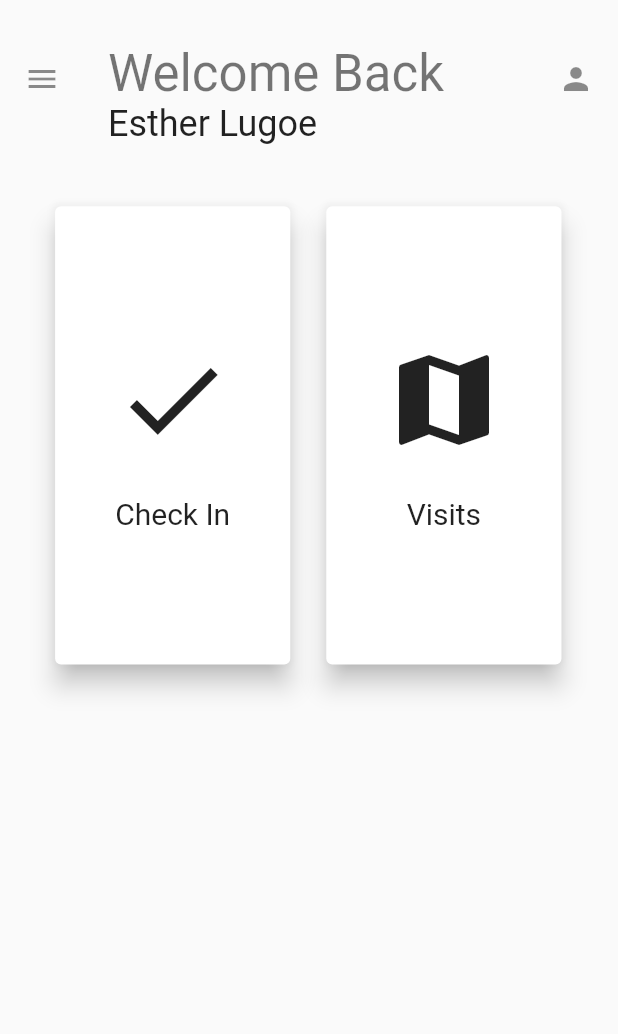
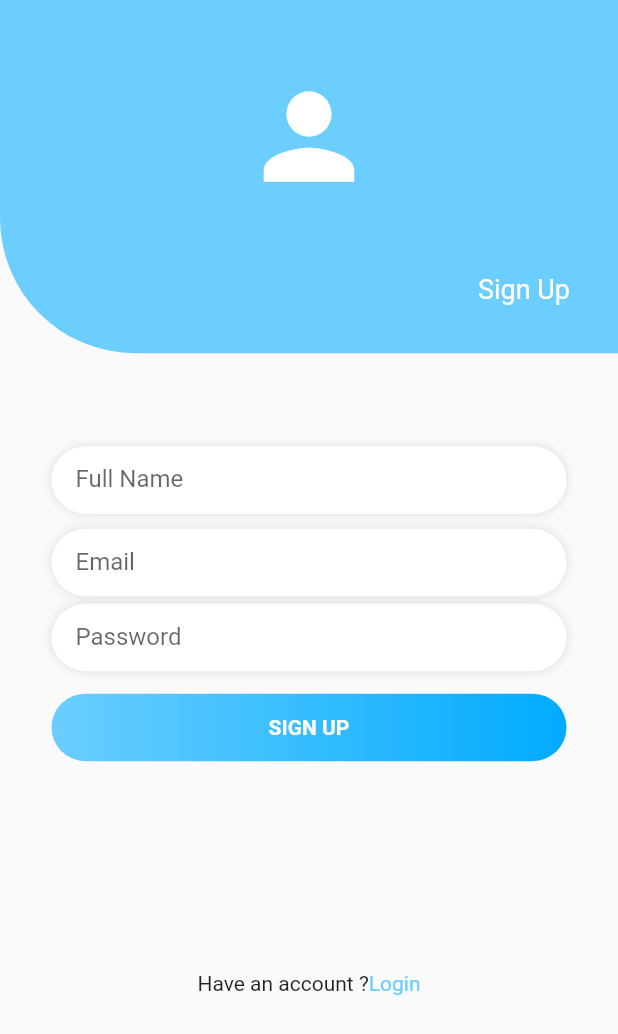
Before and after one commit to Jossiah-Oscar/serencis_sales, a Flutter app: the screen it shows after launch, on a phone screen of 412 x 824 dp. Shown: the top 1034 px of the screen. Run offline on Flutter 3.47's test engine with Material 2 defaults, Android fonts, the light colour scheme and no system bars; our stand-ins replace cloud_firestore, firebase_core, firebase_storage, flutter_form_builder, location; accounts and stored records are empty.

Commit message:
signup page working

```diff
--- a/lib/main.dart
+++ b/lib/main.dart
@@ -4,6 +4,7 @@ import 'package:firebase_core/firebase_core.dart';
 import 'package:flutter/material.dart';
 import 'package:provider/provider.dart';
 import 'package:serensic_sale/database/database.dart';
+import 'package:serensic_sale/screens/authentication/signup.dart';
 import 'package:serensic_sale/screens/checkin/checkin.dart';
 
 Future<void> main() async {
@@ -31,7 +32,7 @@ class MyApp extends StatelessWidget {
           theme: ThemeData(
             primarySwatch: Colors.blue,
           ),
-          home: const MyHomePage(),
+          home: const SignupPage(),
         ));
   }
 }
--- /dev/null
+++ b/lib/screens/authentication/signup.dart
@@ -0,0 +1,212 @@
+// ignore_for_file: prefer_const_constructors, prefer_const_literals_to_create_immutables, avoid_unnecessary_containers
+
+import 'package:flutter/material.dart';
+import 'package:flutter/services.dart';
+
+class SignupPage extends StatefulWidget {
+  const SignupPage({Key? key}) : super(key: key);
+
+  @override
+  _SignupPageState createState() => _SignupPageState();
+}
+
+class _SignupPageState extends State<SignupPage> {
+  @override
+  // void initState() {
+  //   SystemChrome.setEnabledSystemUIOverlays([]);
+  //   super.initState();
+  // }
+
+  @override
+  Widget build(BuildContext context) {
+    return GestureDetector(
+      onTap: () {
+        FocusScopeNode currentFocus = FocusScope.of(context);
+
+        if (!currentFocus.hasPrimaryFocus) {
+          currentFocus.unfocus();
+        }
+      },
+      child: Scaffold(
+        body: Container(
+          child: ListView(
+            children: <Widget>[
+              Container(
+                width: MediaQuery.of(context).size.width,
+                height: MediaQuery.of(context).size.height / 3.5,
+                decoration: BoxDecoration(
+                    gradient: LinearGradient(
+                      begin: Alignment.topCenter,
+                      end: Alignment.bottomCenter,
+                      colors: [Color(0xff6bceff), Color(0xff6bceff)],
+                    ),
+                    borderRadius:
+                        BorderRadius.only(bottomLeft: Radius.circular(90))),
+                child: Column(
+                  mainAxisAlignment: MainAxisAlignment.center,
+                  children: <Widget>[
+                    Spacer(),
+                    Align(
+                      alignment: Alignment.center,
+                      child: Icon(
+                        Icons.person,
+                        size: 90,
+                        color: Colors.white,
+                      ),
+                    ),
+                    Spacer(),
+                    Align(
+                      alignment: Alignment.bottomRight,
+                      child: Padding(
+                        padding: const EdgeInsets.only(bottom: 32, right: 32),
+                        child: Text(
+                          'Sign Up',
+                          style: TextStyle(color: Colors.white, fontSize: 18),
+                        ),
+                      ),
+                    ),
+                  ],
+                ),
+              ),
+              Container(
+                height: MediaQuery.of(context).size.height / 2,
+                width: MediaQuery.of(context).size.width,
+                padding: EdgeInsets.only(top: 62),
+                child: Column(
+                  children: <Widget>[
+                    Container(
+                      width: MediaQuery.of(context).size.width / 1.2,
+                      height: 45,
+                      padding: EdgeInsets.only(
+                          top: 4, left: 16, right: 16, bottom: 4),
+                      decoration: BoxDecoration(
+                          borderRadius: BorderRadius.all(Radius.circular(50)),
+                          color: Colors.white,
+                          boxShadow: [
+                            BoxShadow(color: Colors.black12, blurRadius: 5)
+                          ]),
+                      child: TextField(
+                        decoration: InputDecoration(
+                          border: InputBorder.none,
+                          hintText: 'Full Name',
+                        ),
+                      ),
+                    ),
+                    SizedBox(
+                      height: 5,
+                    ),
+                    // Container(
+                    //   width: MediaQuery.of(context).size.width / 1.2,
+                    //   height: 45,
+                    //   padding: EdgeInsets.only(
+                    //       top: 4, left: 16, right: 16, bottom: 4),
+                    //   decoration: BoxDecoration(
+                    //       borderRadius: BorderRadius.all(Radius.circular(50)),
+                    //       color: Colors.white,
+                    //       boxShadow: [
+                    //         BoxShadow(color: Colors.black12, blurRadius: 5)
+                    //       ]),
+                    //   child: TextField(
+                    //     decoration: InputDecoration(
+                    //       border: InputBorder.none,
+                    //       hintText: 'Username',
+                    //     ),
+                    //   ),
+                    // ),
+                    SizedBox(
+                      height: 5,
+                    ),
+                    Container(
+                      width: MediaQuery.of(context).size.width / 1.2,
+                      height: 45,
+                      padding: EdgeInsets.only(
+                          top: 4, left: 16, right: 16, bottom: 4),
+                      decoration: BoxDecoration(
+                          borderRadius: BorderRadius.all(Radius.circular(50)),
+                          color: Colors.white,
+                          boxShadow: [
+                            BoxShadow(color: Colors.black12, blurRadius: 5)
+                          ]),
+                      child: TextField(
+                        decoration: InputDecoration(
+                          border: InputBorder.none,
+                          hintText: 'Email',
+                        ),
+                      ),
+                    ),
+                    SizedBox(
+                      height: 5,
+                    ),
+                    Container(
+                      width: MediaQuery.of(context).size.width / 1.2,
+                      height: 45,
+                      padding: EdgeInsets.only(
+                          top: 4, left: 16, right: 16, bottom: 4),
+                      decoration: BoxDecoration(
+                          borderRadius: BorderRadius.all(Radius.circular(50)),
+                          color: Colors.white,
+                          boxShadow: [
+                            BoxShadow(color: Colors.black12, blurRadius: 5)
+                          ]),
+                      child: TextField(
+                        obscureText: true,
+                        decoration: InputDecoration(
+                          border: InputBorder.none,
+                          hintText: 'Password',
+                        ),
+                      ),
+                    ),
+                    SizedBox(
+                      height: 15,
+                    ),
+                    InkWell(
+                      onTap: () {
+                        Navigator.pushNamed(context, '/');
+                      },
+                      child: Container(
+                        height: 45,
+                        width: MediaQuery.of(context).size.width / 1.2,
+                        decoration: BoxDecoration(
+                            gradient: LinearGradient(
+                              colors: [
+                                Color(0xff6bceff),
+                                Color(0xFF00abff),
+                              ],
+                            ),
+                            borderRadius:
+                                BorderRadius.all(Radius.circular(50))),
+                        child: Center(
+                          child: Text(
+                            'Sign Up'.toUpperCase(),
+                            style: TextStyle(
+                                color: Colors.white,
+                                fontWeight: FontWeight.bold),
+                          ),
+                        ),
+                      ),
+                    ),
+                  ],
+                ),
+              ),
+              InkWell(
+                child: Row(
+                  mainAxisAlignment: MainAxisAlignment.center,
+                  children: <Widget>[
+                    Text("Have an account ?"),
+                    Text(
+                      "Login",
+                      style: TextStyle(color: Color(0xff6bceff)),
+                    ),
+                  ],
+                ),
+                onTap: () {
+                  Navigator.pop(context);
+                },
+              ),
+            ],
+          ),
+        ),
+      ),
+    );
+  }
+}
```
